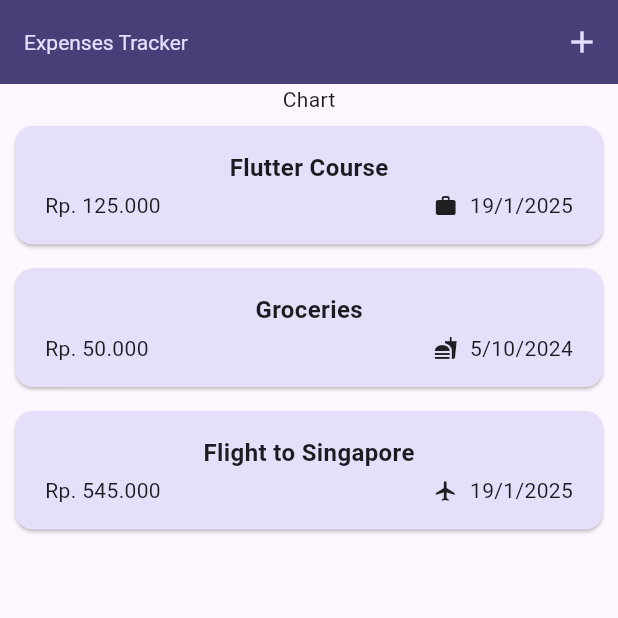
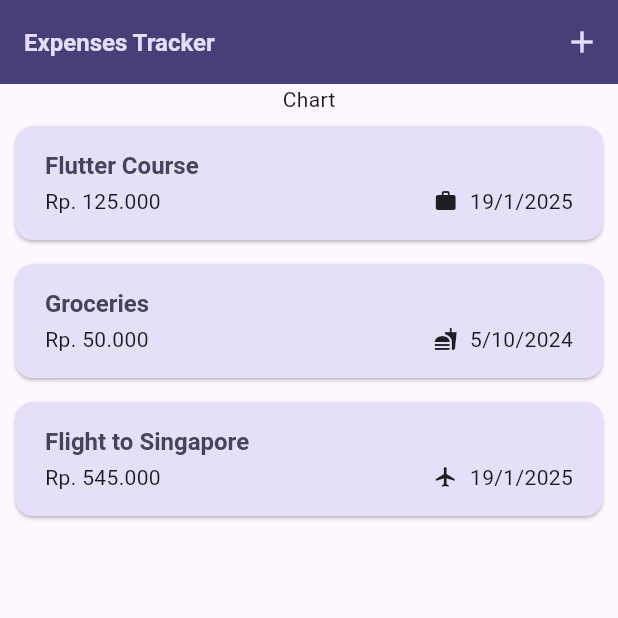
Before and after one commit to Eka051/expense_tracker, a Flutter app: the screen it shows after launch, on a phone screen of 412 x 824 dp, the top half of it. Run offline on Flutter 3.47's test engine with Material 3 defaults, Android fonts, the phone set to English and light mode, and no system bars.

Commit message:
refactor: enhance theme styles and update expense item layout

```diff
--- a/lib/main.dart
+++ b/lib/main.dart
@@ -24,12 +24,11 @@ void main() {
         ),
         textTheme: ThemeData().textTheme.copyWith(
               titleLarge: TextStyle(
-          fontSize: 14,
-          fontWeight: FontWeight.normal,
+                fontSize: 16,
+                fontWeight: FontWeight.w700,
                 color: kColorScheme.onSecondaryContainer,
               ),
-      )
-    ),
+            )),
     debugShowCheckedModeBanner: false,
   ));
 }
--- a/lib/widgets/expense_list/expense_item.dart
+++ b/lib/widgets/expense_list/expense_item.dart
@@ -13,13 +13,11 @@ class ExpenseItem extends StatelessWidget {
       child: Padding(
         padding: const EdgeInsets.symmetric(horizontal: 20, vertical: 16),
         child: Column(
+          crossAxisAlignment: CrossAxisAlignment.start,
           children: [
             Text(
               expense.title,
-              style: const TextStyle(
-                fontSize: 16,
-                fontWeight: FontWeight.bold,
-              ),
+              style: Theme.of(context).textTheme.titleLarge,
             ),
             const SizedBox(height: 4),
             Row(
--- a/lib/widgets/expense_list/expenses_list.dart
+++ b/lib/widgets/expense_list/expenses_list.dart
@@ -14,6 +14,11 @@ class ExpensesList extends StatelessWidget {
     return ListView.builder(
       itemCount: expenses.length,
       itemBuilder: (context, index) => Dismissible(
+        background: Container(
+          color: Theme.of(context).colorScheme.error.withAlpha(100),
+          margin: EdgeInsets.symmetric(
+              horizontal: Theme.of(context).cardTheme.margin!.horizontal),
+        ),
         key: ValueKey(expenses[index]),
         onDismissed: (direction) => onRemoveExpense(expenses[index]),
         child: ExpenseItem(expenses[index]),
```
Lines whose indentation alone changed are shown as unchanged.
